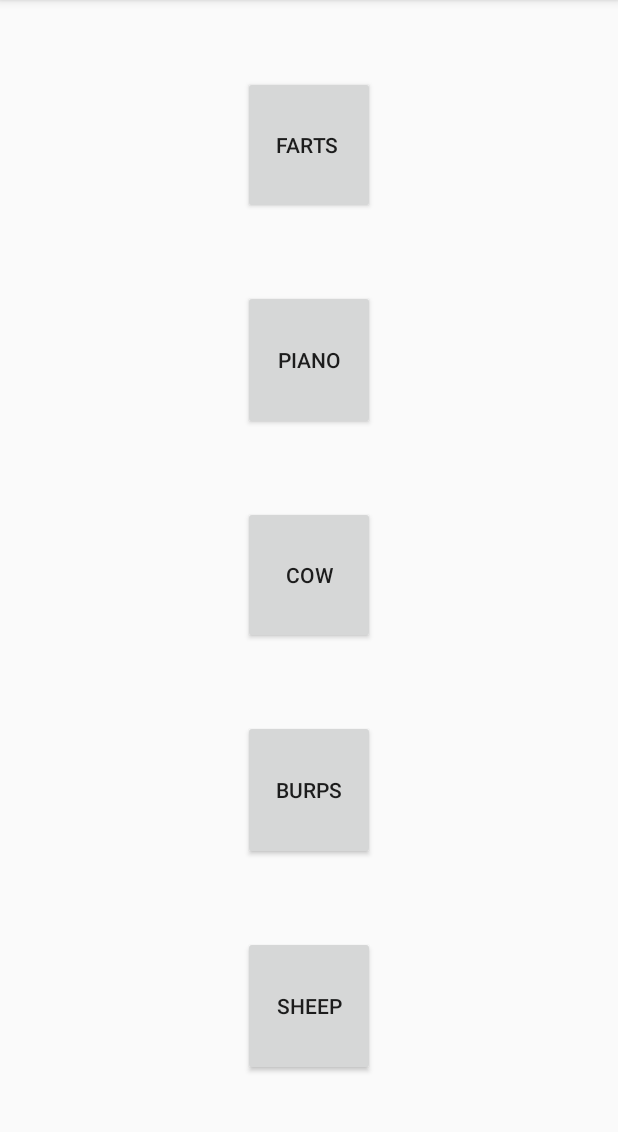
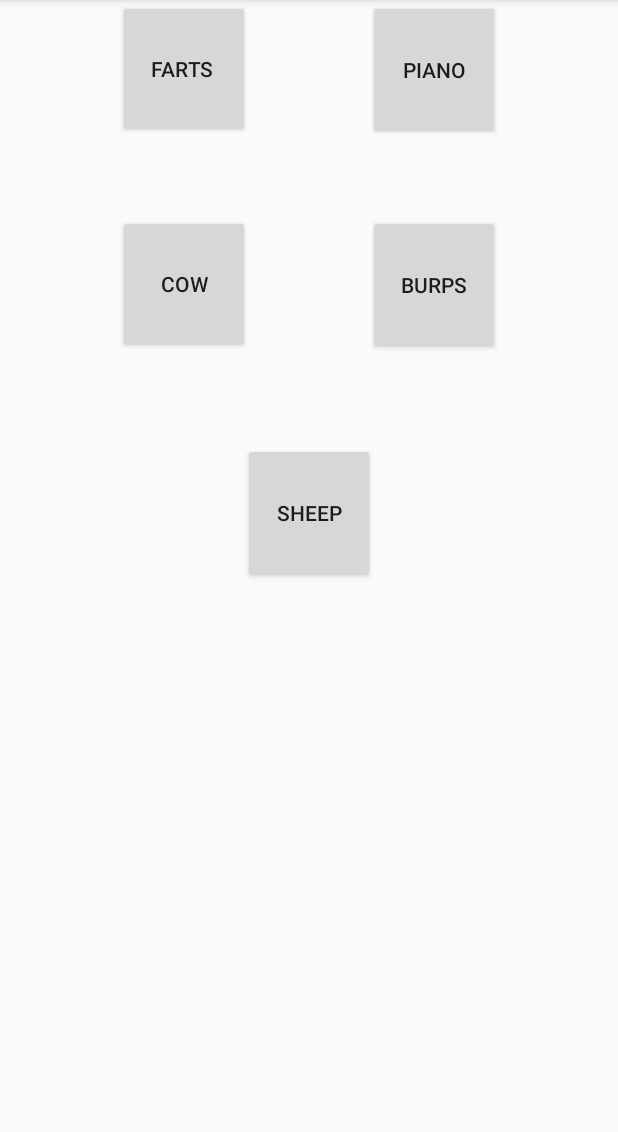
Before and after one commit to ellienieuwdorp/project-pad, an Android app: the CollectionsActivity screen opened directly, with no data from a screen before it, on a phone screen of 412 x 824 dp, the part 84-1216 px from its top. Run offline under Robolectric (Android 15) with nearby library versions, the phone set to English and light mode, and no system bars.

Commit message:
grid wanna-be layout

```diff
--- /dev/null
+++ b/PianoControl/app/src/main/res/drawable/farts_bg.xml
@@ -0,0 +1,4 @@
+<?xml version="1.0" encoding="utf-8"?>
+<selector xmlns:android="http://schemas.android.com/apk/res/android">
+
+</selector>
--- a/PianoControl/app/src/main/res/layout/activity_collections_activity.xml
+++ b/PianoControl/app/src/main/res/layout/activity_collections_activity.xml
@@ -4,27 +4,28 @@
     xmlns:tools="http://schemas.android.com/tools"
     android:layout_width="match_parent"
     android:layout_height="match_parent"
-    tools:context="com.pad.sss04.pianocontrol.CollectionsActivity">
+    tools:context="com.pad.sss04.pianocontrol.CollectionsActivity"
+    tools:layout_editor_absoluteY="81dp"
+    tools:layout_editor_absoluteX="0dp">
 
     <Button
         android:id="@+id/btnCow"
         android:layout_width="wrap_content"
         android:layout_height="92dp"
         android:text="Cow"
-        app:layout_constraintRight_toRightOf="parent"
+        app:layout_constraintRight_toLeftOf="@+id/btnBurps"
         app:layout_constraintLeft_toLeftOf="parent"
-        app:layout_constraintBottom_toTopOf="@+id/btnBurps"
-        app:layout_constraintTop_toBottomOf="@+id/btnPiano" />
+        android:layout_marginTop="51dp"
+        app:layout_constraintTop_toBottomOf="@+id/btnFarts" />
 
     <Button
         android:id="@+id/btnFarts"
         android:layout_width="wrap_content"
         android:layout_height="92dp"
         android:text="Farts "
-        app:layout_constraintRight_toRightOf="parent"
+        tools:layout_editor_absoluteY="78dp"
         app:layout_constraintLeft_toLeftOf="parent"
-        app:layout_constraintBottom_toTopOf="@+id/btnPiano"
-        app:layout_constraintTop_toTopOf="parent" />
+        app:layout_constraintRight_toLeftOf="@+id/btnPiano" />
 
     <Button
         android:id="@+id/btnSheep"
@@ -33,18 +34,20 @@
         android:text="Sheep"
         app:layout_constraintRight_toRightOf="parent"
         app:layout_constraintLeft_toLeftOf="parent"
+        android:layout_marginTop="60dp"
+        app:layout_constraintTop_toBottomOf="@+id/btnCow"
         app:layout_constraintBottom_toBottomOf="parent"
-        app:layout_constraintTop_toBottomOf="@+id/btnBurps" />
+        android:layout_marginBottom="8dp"
+        app:layout_constraintVertical_bias="0.0" />
 
     <Button
         android:id="@+id/btnPiano"
         android:layout_width="wrap_content"
         android:layout_height="93dp"
         android:text="Piano"
+        tools:layout_editor_absoluteY="78dp"
         app:layout_constraintRight_toRightOf="parent"
-        app:layout_constraintLeft_toLeftOf="parent"
-        app:layout_constraintBottom_toTopOf="@+id/btnCow"
-        app:layout_constraintTop_toBottomOf="@+id/btnFarts" />
+        app:layout_constraintLeft_toRightOf="@+id/btnFarts" />
 
     <Button
         android:id="@+id/btnBurps"
@@ -52,7 +55,7 @@
         android:layout_height="93dp"
         android:text="Burps"
         app:layout_constraintRight_toRightOf="parent"
-        app:layout_constraintLeft_toLeftOf="parent"
-        app:layout_constraintBottom_toTopOf="@+id/btnSheep"
-        app:layout_constraintTop_toBottomOf="@+id/btnCow" />
+        app:layout_constraintLeft_toRightOf="@+id/btnCow"
+        android:layout_marginTop="50dp"
+        app:layout_constraintTop_toBottomOf="@+id/btnPiano" />
 </android.support.constraint.ConstraintLayout>
```
Also changed, not shown: PianoControl/app/src/main/ic_launcher-web.png (added).
